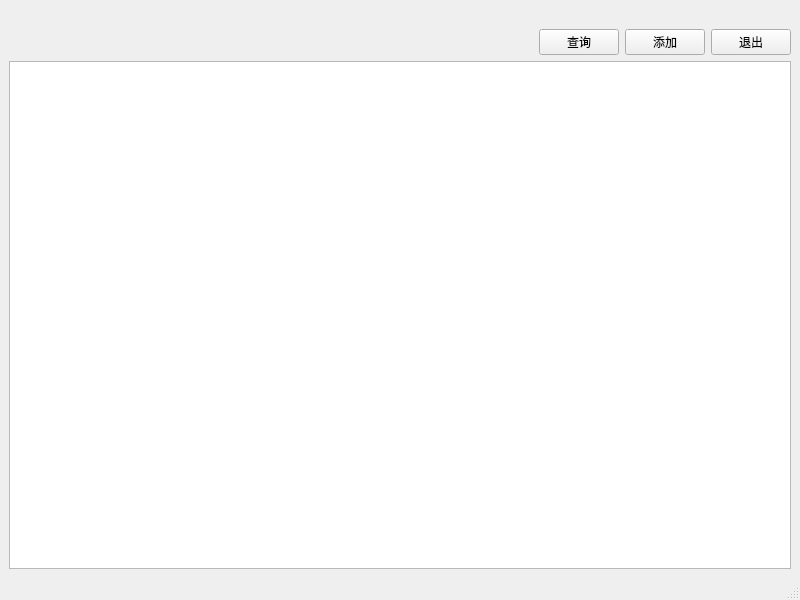
Qt form cpp-project/AdminMainWindow.ui (MessengerOfSpring/Grade_Management_System_Qt) before a commit.
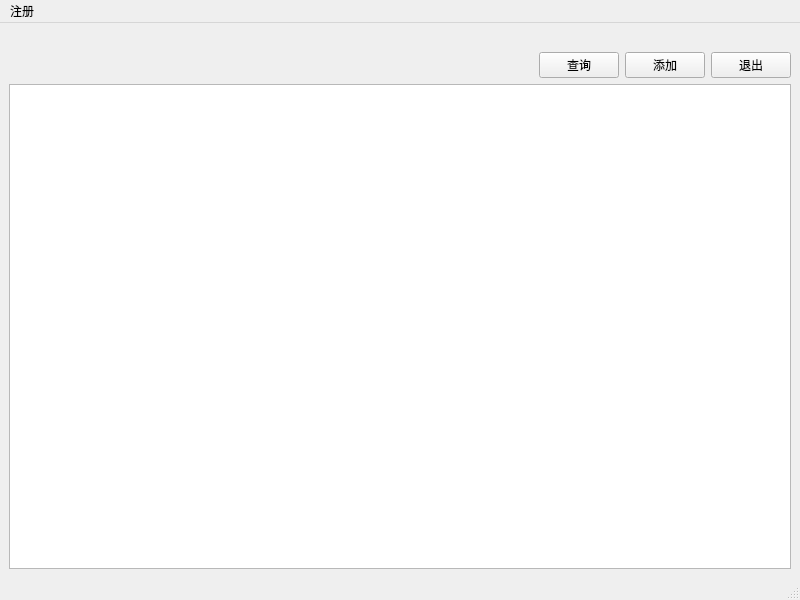
The same form after that commit. Icons and pictures are not drawn.

```diff
--- a/cpp-project/AdminMainWindow.ui
+++ b/cpp-project/AdminMainWindow.ui
@@ -41,6 +41,9 @@
         </item>
         <item>
          <widget class="QPushButton" name="Find">
+          <property name="styleSheet">
+           <string notr="true">image:url(:/Menu/images/find.png)</string>
+          </property>
           <property name="text">
            <string>查询</string>
           </property>
@@ -75,9 +78,19 @@
      <x>0</x>
      <y>0</y>
      <width>800</width>
-     <height>25</height>
+     <height>23</height>
     </rect>
    </property>
+   <widget class="QMenu" name="menu">
+    <property name="title">
+     <string>注册</string>
+    </property>
+    <addaction name="actionAdmin"/>
+    <addaction name="actionUnder"/>
+    <addaction name="actionMaster"/>
+    <addaction name="actionPhd"/>
+   </widget>
+   <addaction name="menu"/>
   </widget>
   <widget class="QStatusBar" name="statusbar"/>
  </widget>
```
Left out of the diff: 64 changed lines with no effect on the pictures.
